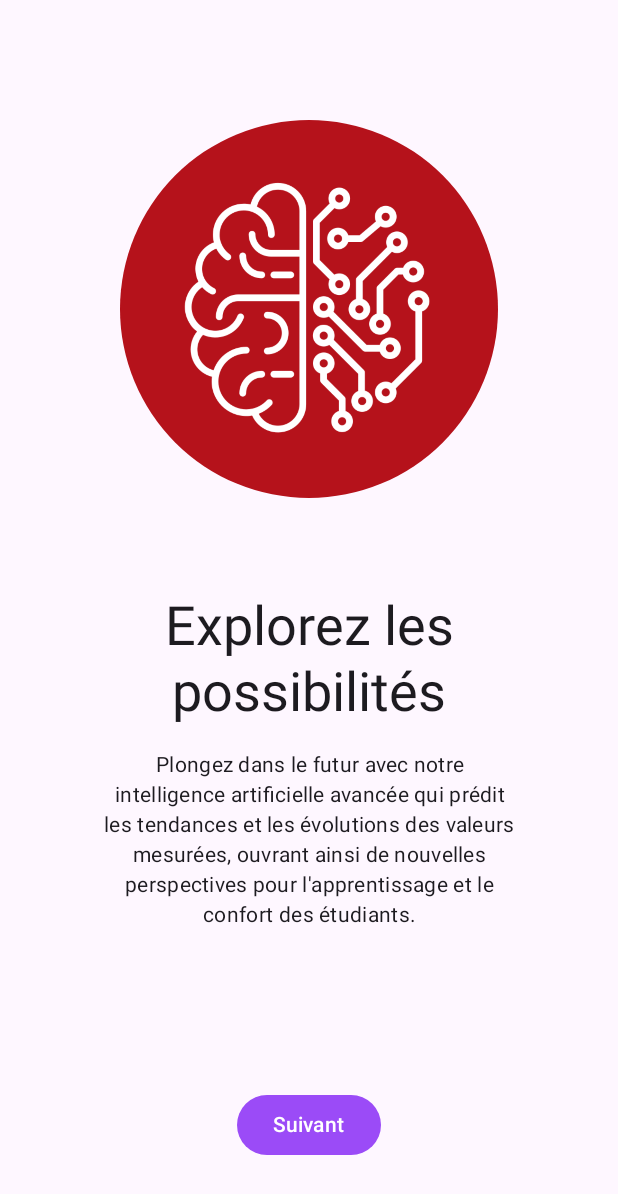
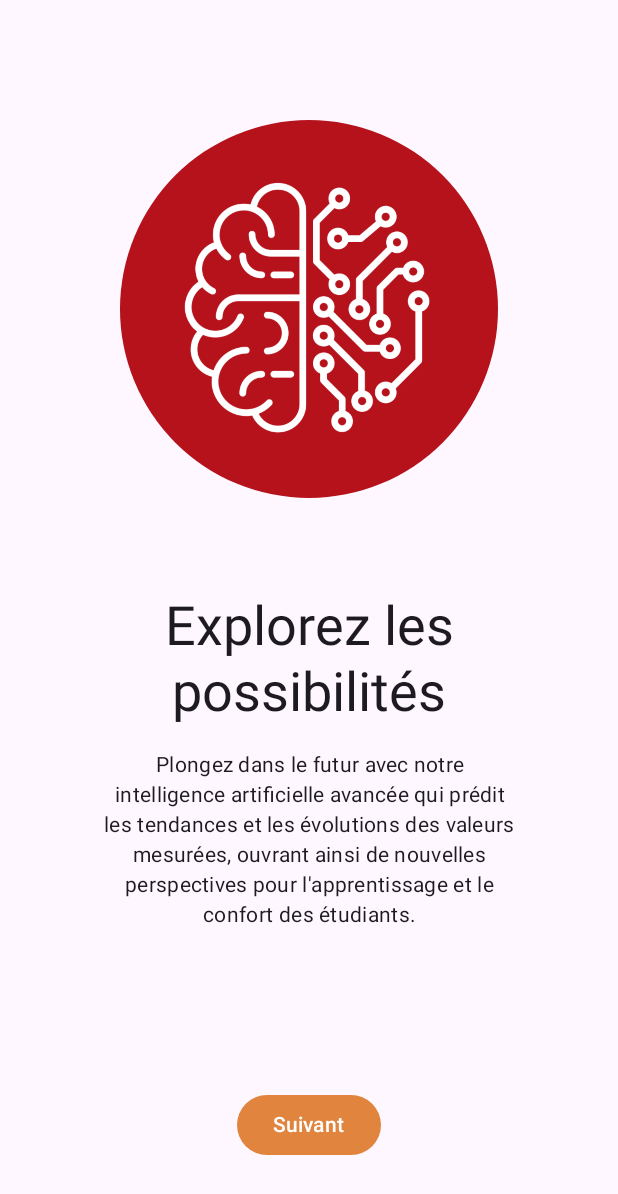
Before and after one commit to AdrienChenuEXE/S5_A_01, an Android app built with Jetpack Compose: the screen it shows after launch (MainActivity), after a tap on "Suivant", on a phone screen of 412 x 824 dp. Shown: the top 1194 px of the screen. Run offline under Robolectric (Android 15) with nearby library versions, the phone set to English and light mode, and no system bars.

Commit message:
[STYLE] : change colors theme

```diff
--- a/app/src/main/java/com/example/application_s5_a_01/ui/screens/OnboardingScreen.kt
+++ b/app/src/main/java/com/example/application_s5_a_01/ui/screens/OnboardingScreen.kt
@@ -52,7 +52,7 @@ val onboardPagesList = listOf(
         imageRes = R.drawable.application_mobile,
         title = "Prêt à commencer",
         description = "Commencez dès maintenant en sélectionnant une salle de classe et en découvrant les données en temps réel.",
-        color = Color(0xFF9b59b6)
+        color = Color(0xFFEE7332)
     )
 )
 
--- a/app/src/main/java/com/example/application_s5_a_01/ui/theme/Color.kt
+++ b/app/src/main/java/com/example/application_s5_a_01/ui/theme/Color.kt
@@ -4,6 +4,6 @@ import androidx.compose.ui.graphics.Color
 import androidx.compose.ui.graphics.toArgb
 import androidx.core.graphics.ColorUtils
 
-var Secondary = Color(0xff6e44ff)
-var Tertiary = Color(0xffc953f0)
+var Secondary = Color(0xFFEE7332)
+var Tertiary = Color(0xFFD5964A)
 var Primary = Color(ColorUtils.blendARGB(Secondary.toArgb(), Tertiary.toArgb(), 0.5F))
```
